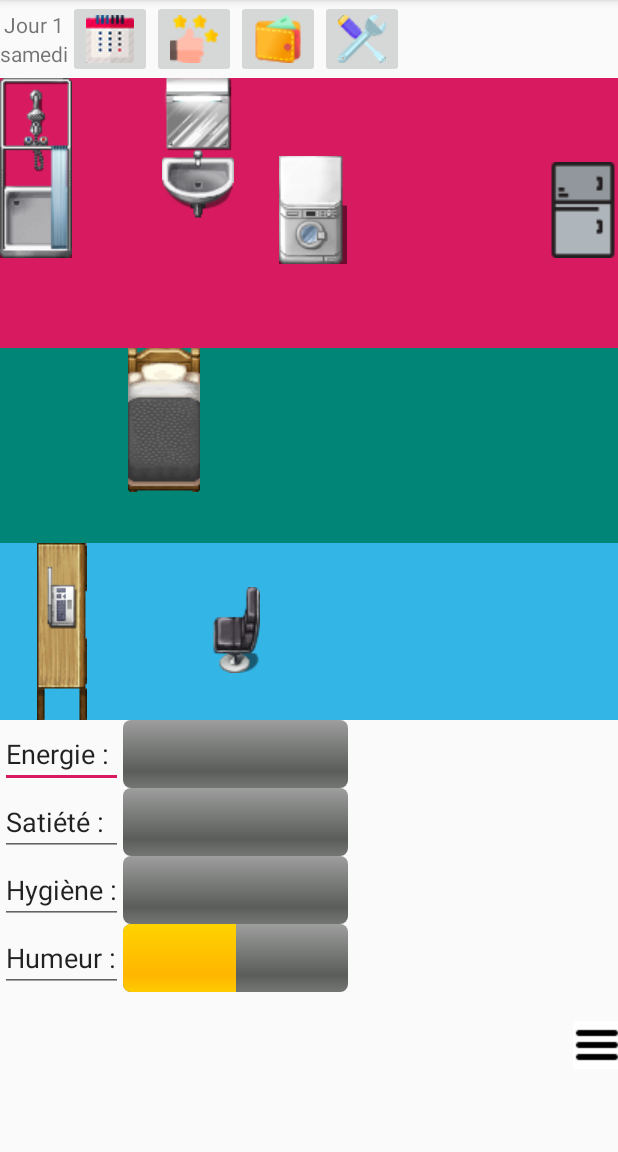
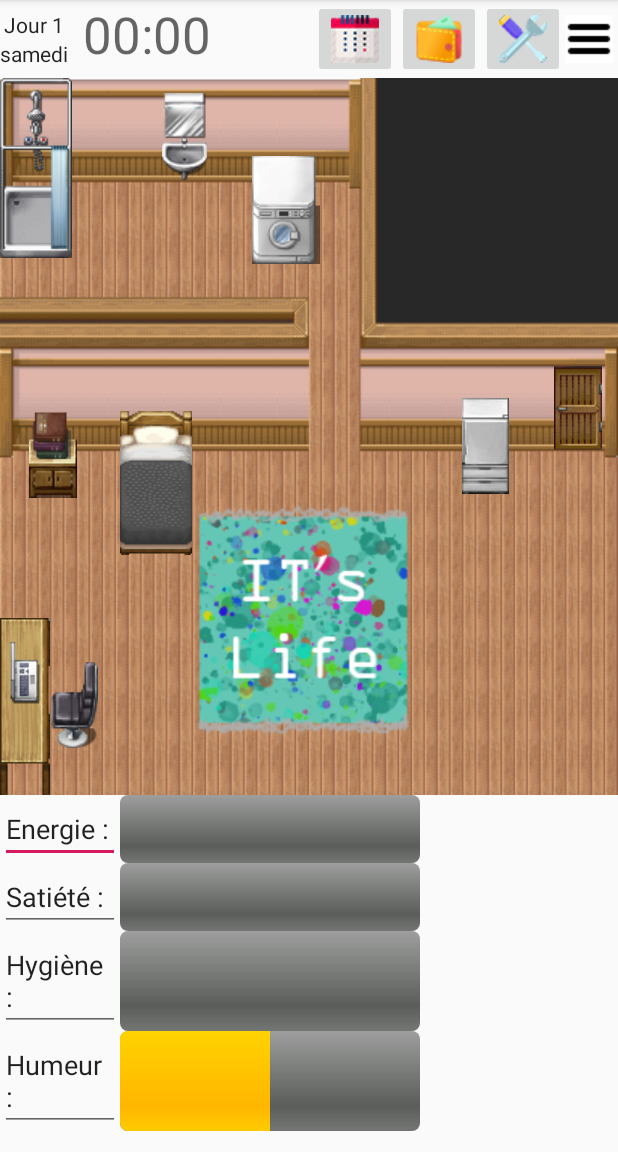
Before and after one commit to phindette/IFLIFE-rendu, an Android app: the screen it shows after launch (ChambreActivity), on a phone screen of 412 x 824 dp, the part 84-1236 px from its top. Run offline under Robolectric (Android 15) with nearby library versions, the phone set to English and light mode, and no system bars; libraries missing offline, so code that uses them is left out: androidx.constraintlayout.solver.

Commit message:
la belle IHM

```diff
--- a/app/src/main/java/com/example/myapplication/ChambreActivity.java
+++ b/app/src/main/java/com/example/myapplication/ChambreActivity.java
@@ -118,6 +118,7 @@
         numberPicker.setMaxValue(8);
         numberPicker.setMinValue(6);
         alertDialogBuilder.setView(numberPicker);
+
 
 
         alertDialogBuilder.setPositiveButton("Valider", new DialogInterface.OnClickListener() {
--- /dev/null
+++ b/app/src/main/res/drawable/ic_launcher_foreground.xml
@@ -0,0 +1,34 @@
+<vector xmlns:android="http://schemas.android.com/apk/res/android"
+    xmlns:aapt="http://schemas.android.com/aapt"
+    android:width="108dp"
+    android:height="108dp"
+    android:viewportWidth="108"
+    android:viewportHeight="108">
+    <path
+        android:fillType="evenOdd"
+        android:pathData="M32,64C32,64 38.39,52.99 44.13,50.95C51.37,48.37 70.14,49.57 70.14,49.57L108.26,87.69L108,109.01L75.97,107.97L32,64Z"
+        android:strokeWidth="1"
+        android:strokeColor="#00000000">
+        <aapt:attr name="android:fillColor">
+            <gradient
+                android:endX="78.5885"
+                android:endY="90.9159"
+                android:startX="48.7653"
+                android:startY="61.0927"
+                android:type="linear">
+                <item
+                    android:color="#44000000"
+                    android:offset="0.0" />
+                <item
+                    android:color="#00000000"
+                    android:offset="1.0" />
+            </gradient>
+        </aapt:attr>
+    </path>
+    <path
+        android:fillColor="#FFFFFF"
+        android:fillType="nonZero"
+        android:pathData="M66.94,46.02L66.94,46.02C72.44,50.07 76,56.61 76,64L32,64C32,56.61 35.56,50.11 40.98,46.06L36.18,41.19C35.45,40.45 35.45,39.3 36.18,38.56C36.91,37.81 38.05,37.81 38.78,38.56L44.25,44.05C47.18,42.57 50.48,41.71 54,41.71C57.48,41.71 60.78,42.57 63.68,44.05L69.11,38.56C69.84,37.81 70.98,37.81 71.71,38.56C72.44,39.3 72.44,40.45 71.71,41.19L66.94,46.02ZM62.94,56.92C64.08,56.92 65,56.01 65,54.88C65,53.76 64.08,52.85 62.94,52.85C61.8,52.85 60.88,53.76 60.88,54.88C60.88,56.01 61.8,56.92 62.94,56.92ZM45.06,56.92C46.2,56.92 47.13,56.01 47.13,54.88C47.13,53.76 46.2,52.85 45.06,52.85C43.92,52.85 43,53.76 43,54.88C43,56.01 43.92,56.92 45.06,56.92Z"
+        android:strokeWidth="1"
+        android:strokeColor="#00000000" />
+</vector>
--- a/app/src/main/res/layout/activity_chambre.xml
+++ b/app/src/main/res/layout/activity_chambre.xml
@@ -34,7 +34,8 @@
                             android:layout_width="wrap_content"
                             android:layout_height="wrap_content"
                             android:gravity="center|center_horizontal|center_vertical"
-                            android:text="Jour 1" />
+                            android:text="Jour 1"
+                            android:textAppearance="@style/TextAppearance.AppCompat.Body1" />
                     </TableRow>
 
                     <TableRow
@@ -46,29 +47,41 @@
                             android:layout_width="wrap_content"
                             android:layout_height="wrap_content"
                             android:gravity="center|center_horizontal|center_vertical"
-                            android:text="Lundi" />
+                            android:text="Lundi"
+                            android:textAppearance="@style/TextAppearance.AppCompat.Body1" />
                     </TableRow>
 
                 </TableLayout>
+
+                <Space
+                    android:layout_width="10dip"
+                    android:layout_height="wrap_content" />
+
+                <TextView
+                    android:id="@+id/textHour"
+                    android:layout_width="wrap_content"
+                    android:layout_height="wrap_content"
+                    android:gravity="center"
+                    android:text="00:00"
+                    android:textAppearance="@style/TextAppearance.AppCompat.Display1" />
+
+                <Space
+                    android:layout_width="68dip"
+                    android:layout_height="wrap_content" />
 
                 <ImageButton
                     android:id="@+id/btnSchedule"
                     android:layout_width="wrap_content"
                     android:layout_height="wrap_content"
-                    app:srcCompat="@drawable/schedule" />
-
-                <ImageButton
-                    android:id="@+id/btnLevel"
-                    android:layout_width="wrap_content"
-                    android:layout_height="wrap_content"
-                    app:srcCompat="@drawable/level" />
+                    app:srcCompat="@drawable/schedule"
+                    />
 
                 <ImageButton
                     android:id="@+id/btnPurse"
                     android:layout_width="wrap_content"
                     android:layout_height="wrap_content"
-                    android:onClick="cliqueBtnShop"
-                    app:srcCompat="@drawable/purse" />
+                    app:srcCompat="@drawable/purse"
+                    android:onClick="cliqueBtnShop"/>
 
                 <ImageButton
                     android:id="@+id/btnSettings"
@@ -76,19 +89,36 @@
                     android:layout_height="wrap_content"
                     app:srcCompat="@drawable/settings" />
 
+                <ImageButton
+                    android:id="@+id/btnHamburger"
+                    android:layout_width="match_parent"
+                    android:layout_height="match_parent"
+                    android:adjustViewBounds="false"
+                    android:background="@android:color/transparent"
+                    app:srcCompat="@drawable/hamburger" />
+
             </TableRow>
 
         </TableLayout>
 
+        <FrameLayout
+            android:layout_width="match_parent"
+            android:layout_height="wrap_content"
+            android:background="@drawable/bkgd_room2">
+
+            <LinearLayout
+                android:layout_width="match_parent"
+                android:layout_height="match_parent"
+                android:orientation="vertical">
+
                 <TableLayout
                     android:layout_width="match_parent"
-            android:layout_height="wrap_content">
+                    android:layout_height="wrap_content"
+                    >
 
                     <TableRow
                         android:layout_width="wrap_content"
-                android:layout_height="match_parent"
-                android:background="@color/colorAccent"
-                >
+                        android:layout_height="match_parent">
 
                         <ImageButton
                             android:id="@+id/btnShower"
@@ -105,9 +135,9 @@
                         <ImageButton
                             android:id="@+id/btnSink"
                             android:layout_width="wrap_content"
-                    android:layout_height="wrap_content"
+                            android:layout_height="96dp"
                             android:background="@android:color/transparent"
-                    app:srcCompat="@drawable/lavabo"/>
+                            app:srcCompat="@drawable/lavabo2" />
 
                         <Space
                             android:layout_width="30dip"
@@ -120,18 +150,6 @@
                             android:background="@android:color/transparent"
                             app:srcCompat="@drawable/machinealaver" />
 
-                <Space
-                    android:layout_width="125dp"
-                    android:layout_height="175dp" />
-
-                <ImageButton
-                    android:id="@+id/btnFrigo"
-                    android:layout_width="wrap_content"
-                    android:layout_height="175dip"
-                    android:background="@android:color/transparent"
-                    app:srcCompat="@drawable/fridge" />
-
-
 
                     </TableRow>
 
@@ -143,22 +161,49 @@
 
                     <TableRow
                         android:layout_width="match_parent"
-                android:layout_height="match_parent"
-                android:background="@color/colorPrimary">
+                        android:layout_height="match_parent">
+
+                        <ImageButton
+                            android:id="@+id/btnBooks"
+                            android:layout_width="70dip"
+                            android:layout_height="140dip"
+                            android:background="@android:color/transparent"
+                            app:srcCompat="@drawable/books" />
 
                         <Space
-                    android:layout_width="85dip"
+                            android:layout_width="10dip"
                             android:layout_height="130dip" />
 
                         <ImageButton
                             android:id="@+id/btnBed"
                             android:layout_width="wrap_content"
-                    android:layout_height="wrap_content"
+                            android:layout_height="180dip"
                             android:adjustViewBounds="false"
                             android:background="@android:color/transparent"
-                    android:onClick="cliqueBtnDormir"
                             app:srcCompat="@drawable/lit"
-                    />
+                            android:onClick="cliqueBtnDormir"/>
+
+                        <Space
+                            android:layout_width="180dip"
+                            android:layout_height="wrap_content" />
+
+                        <ImageButton
+                            android:id="@+id/btnFridge"
+                            android:layout_width="wrap_content"
+                            android:layout_height="130dip"
+                            android:background="@android:color/transparent"
+                            app:srcCompat="@drawable/fridge" />
+
+                        <Space
+                            android:layout_width="30dip"
+                            android:layout_height="wrap_content" />
+
+                        <ImageButton
+                            android:id="@+id/btnDoor"
+                            android:layout_width="wrap_content"
+                            android:layout_height="80dip"
+                            android:background="@android:color/transparent"
+                            app:srcCompat="@drawable/door" />
 
                     </TableRow>
 
@@ -166,125 +211,139 @@
 
                 <TableLayout
                     android:layout_width="match_parent"
-            android:layout_height="match_parent">
+                    android:layout_height="wrap_content">
 
                     <TableRow
                         android:layout_width="match_parent"
-                android:layout_height="match_parent"
-                android:background="@android:color/holo_blue_light">
+                        android:layout_height="100dip">
 
                         <ImageButton
-                    android:id="@+id/imageButton9"
+                            android:id="@+id/btnComputer"
                             android:layout_width="wrap_content"
                             android:layout_height="wrap_content"
                             android:background="@android:color/transparent"
                             android:src="@drawable/bureau" />
 
                         <ImageButton
-                    android:id="@+id/imageButton10"
+                            android:id="@+id/btnChair"
                             android:layout_width="wrap_content"
                             android:layout_height="115dip"
                             android:background="@android:color/transparent"
                             app:srcCompat="@drawable/chair" />
                     </TableRow>
 
+                </TableLayout>
+
+            </LinearLayout>
+
+        </FrameLayout>
+
+        <TableLayout
+            android:layout_width="match_parent"
+            android:layout_height="wrap_content">
+
             <TableRow
                 android:layout_width="match_parent"
-            android:layout_height="match_parent">
+                android:layout_height="match_parent"
+                android:gravity="center"/>
 
-            <EditText
-                android:layout_width="wrap_content"
-                android:layout_height="wrap_content"
-                android:text="@string/energie">
-            </EditText>
+        </TableLayout>
 
-            <ProgressBar
-                android:id="@+id/energieBar"
-                style="@android:style/Widget.ProgressBar.Horizontal"
+        <TableLayout
             android:layout_width="match_parent"
-                android:layout_height="match_parent"
-                android:progress="50"/>
-
-        </TableRow>
+            android:layout_height="wrap_content">
 
             <TableRow
                 android:layout_width="match_parent"
                 android:layout_height="match_parent">
 
                 <EditText
-                    android:layout_width="wrap_content"
+                    android:layout_width="80dip"
                     android:layout_height="wrap_content"
-                    android:text="@string/satiete">
-                </EditText>
+                    android:text="@string/energie"></EditText>
 
                 <ProgressBar
-                    android:id="@+id/satieteBar"
+                    android:id="@+id/energieBar"
                     style="@android:style/Widget.ProgressBar.Horizontal"
-                    android:layout_width="match_parent"
+                    android:layout_width="200dip"
                     android:layout_height="match_parent"
-                    android:progress="50"/>
+                    android:progress="50" />
 
             </TableRow>
+
+        </TableLayout>
+
+        <TableLayout
+            android:layout_width="match_parent"
+            android:layout_height="wrap_content">
 
             <TableRow
                 android:layout_width="match_parent"
                 android:layout_height="match_parent">
 
                 <EditText
-                    android:layout_width="wrap_content"
+                    android:layout_width="80dip"
                     android:layout_height="wrap_content"
-                    android:text="@string/hygiene">
-                </EditText>
+                    android:text="@string/satiete"></EditText>
 
                 <ProgressBar
-                    android:id="@+id/hygieneBar"
+                    android:id="@+id/satieteBar"
                     style="@android:style/Widget.ProgressBar.Horizontal"
-                    android:layout_width="match_parent"
+                    android:layout_width="200dip"
                     android:layout_height="match_parent"
-                    android:progress="50"/>
+                    android:progress="50" />
 
             </TableRow>
+
+        </TableLayout>
+
+        <TableLayout
+            android:layout_width="match_parent"
+            android:layout_height="wrap_content">
 
             <TableRow
                 android:layout_width="match_parent"
                 android:layout_height="match_parent">
 
                 <EditText
-                    android:layout_width="wrap_content"
+                    android:layout_width="80dip"
                     android:layout_height="wrap_content"
-                    android:text="@string/humeur">
-                </EditText>
+                    android:text="@string/hygiene"></EditText>
+
+                <ProgressBar
+                    android:id="@+id/hygieneBar"
+                    style="@android:style/Widget.ProgressBar.Horizontal"
+                    android:layout_width="200dip"
+                    android:layout_height="match_parent"
+                    android:progress="50" />
+
+            </TableRow>
+
+        </TableLayout>
+
+        <TableLayout
+            android:layout_width="match_parent"
+            android:layout_height="wrap_content">
+
+            <TableRow
+                android:layout_width="match_parent"
+                android:layout_height="match_parent">
+
+                <EditText
+                    android:layout_width="80dip"
+                    android:layout_height="wrap_content"
+                    android:text="@string/humeur"></EditText>
 
                 <ProgressBar
                     android:id="@+id/humeurBar"
                     style="@android:style/Widget.ProgressBar.Horizontal"
-                    android:layout_width="match_parent"
+                    android:layout_width="200dip"
                     android:layout_height="match_parent"
-                    android:progress="50"/>
-
-            </TableRow>
-
-            <TableRow>
+                    android:progress="50" />
 
                 <Space
-                    android:layout_width="30dp"
-                    android:layout_height="70dp" />
-                <Space
-                    android:layout_width="150dp"
-                    android:layout_height="70dp" />
-                <Space
-                    android:layout_width="150dp"
-                    android:layout_height="70dp" />
-
-                <ImageButton
-                    android:id="@+id/btnHamburger"
-                    android:layout_width="match_parent"
-                    android:layout_height="match_parent"
-                    android:adjustViewBounds="false"
-                    android:background="@android:color/transparent"
-                    app:srcCompat="@drawable/hamburger" />
-
-
+                    android:layout_width="98dip"
+                    android:layout_height="wrap_content" />
 
             </TableRow>
 
```
Also changed, not shown: app/src/main/res/drawable/backgroundchambre.png (added), app/src/main/res/drawable/bkgd_room2.png (added), app/src/main/res/drawable/books.png (added), app/src/main/res/drawable/books2.png (added), app/src/main/res/drawable/door.png (added), app/src/main/res/drawable/fridge.png, app/src/main/res/drawable/lavabo2.png (added), app/src/main/res/drawable/test.png (added). Lines whose indentation alone changed are shown as unchanged.
